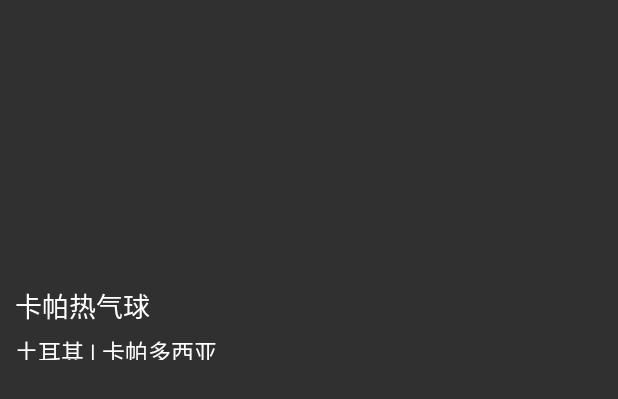
After one commit to wony0213/VrApp, an Android app: the layout list_item_video.xml on its own in the app's theme, with its tools: preview values and no code run, on a phone screen of 412 x 824 dp. The commit adds this screen. Shown: the top 399 px of the screen. Run offline under Robolectric (Android 15) with nearby library versions, the phone set to English and light mode, and no system bars.

Commit message:
加入Listview

```diff
--- /dev/null
+++ b/app/src/main/res/layout/list_item_video.xml
@@ -0,0 +1,56 @@
+<?xml version="1.0" encoding="utf-8"?>
+<FrameLayout xmlns:android="http://schemas.android.com/apk/res/android"
+    android:layout_width="match_parent"
+    android:layout_height="250dip">
+    <ImageView
+    android:id="@+id/view_iv"
+    android:layout_width="wrap_content"
+    android:layout_height="250dp"
+      />
+    <LinearLayout
+        android:layout_width="match_parent"
+        android:layout_height="250dp"
+        android:orientation="vertical"
+        android:padding="10dp">
+        <TextView
+        android:id="@+id/placeName_tv1"
+        android:layout_width="wrap_content"
+        android:layout_height="wrap_content"
+        android:text="卡帕热气球"
+            android:textSize="18sp"
+            android:layout_marginTop="180dp"
+            android:textColor="#ffffff"
+        />
+        <LinearLayout
+            android:layout_width="match_parent"
+            android:layout_height="wrap_content"
+            android:orientation="horizontal"
+            android:layout_marginTop="5dp">
+            <TextView
+                android:id="@+id/country_tv1"
+                android:layout_width="wrap_content"
+                android:layout_height="wrap_content"
+                android:text="土耳其"
+                android:textSize="15sp"
+                android:textColor="#ffffff"
+                />
+            <TextView
+                android:layout_width="wrap_content"
+                android:layout_height="wrap_content"
+                android:text=" | "
+                android:textSize="15sp"
+                android:textColor="#ffffff"
+                />
+            <TextView
+                android:id="@+id/city_tv1"
+                android:layout_width="wrap_content"
+                android:layout_height="wrap_content"
+                android:text="卡帕多西亚"
+                android:textSize="15sp"
+                android:textColor="#ffffff"
+                />
+        </LinearLayout>
+
+    </LinearLayout>
+
+ </FrameLayout>
```
Also changed, not shown: app/src/main/AndroidManifest.xml (+10 -6 lines), app/src/main/java/com/catr/test/vrapp/activity/LaunchActivity.java (+5 -3 lines), app/src/main/java/com/catr/test/vrapp/activity/PanoListActivity.java (added, +68 -0 lines), app/src/main/java/com/catr/test/vrapp/activity/VrPanoramaActivity.java (+10 -3 lines), app/src/main/java/com/catr/test/vrapp/adapter/PanoListAdapter.java (added, +176 -0 lines), app/src/main/java/com/catr/test/vrapp/appintro/AppIntroActivity.java (+5 -2 lines), app/src/main/res/layout/list_item_panoview.xml (added, +57 -0 lines), app/src/main/res/layout/video_listview.xml (added, +10 -0 lines), app/src/main/res/drawable/baigong.jpg (added), app/src/main/res/drawable/baijinhan.jpg (added), app/src/main/res/drawable/chengshanrichufeng.jpg (added), app/src/main/res/drawable/fushishan.jpg (added), app/src/main/res/drawable/gugong.jpg (added), app/src/main/res/drawable/jiuzhaigou.jpg (added), 2 more files.
